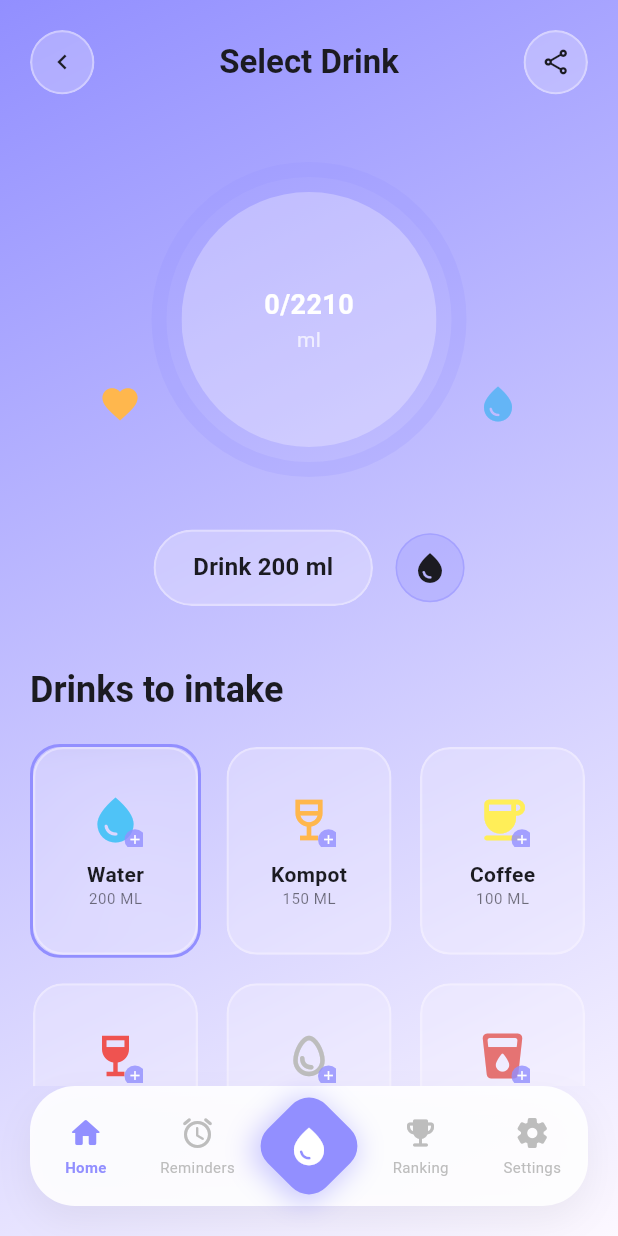
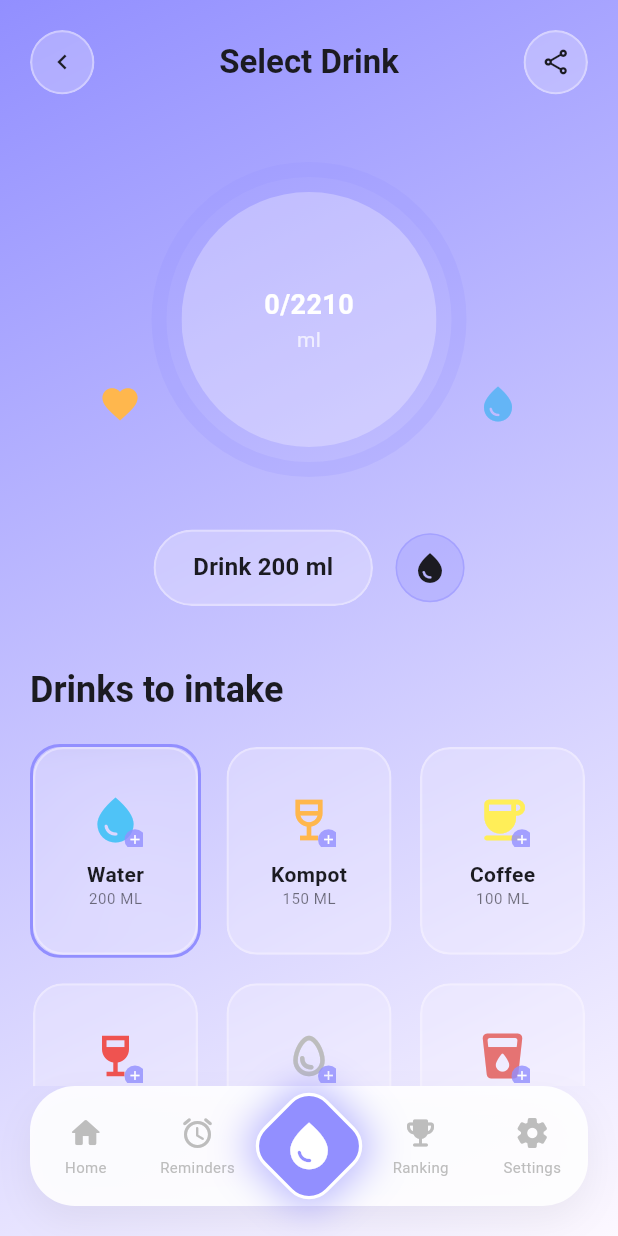
Before and after one commit to michalis-oik/AquaTrackerApp, a Flutter app: the MainScreen screen opened by its route, scrolled down 130 dp, after a tap on the "water drop" icon, on a phone screen of 412 x 824 dp. Run offline on Flutter 3.47's test engine with Material 3 defaults, Android fonts, the phone set to English and light mode, and no system bars; drawn by our look-alikes of fl_chart, percent_indicator; our stand-ins replace firebase_auth, firebase_core, google_sign_in; accounts and stored records are empty; network calls fail.

Commit message:
updated bottom navbar with animation

```diff
--- a/lib/pages/main_screen.dart
+++ b/lib/pages/main_screen.dart
@@ -16,6 +16,7 @@ class MainScreen extends StatefulWidget {
 
 class _MainScreenState extends State<MainScreen> {
   int _selectedIndex = 0;
+  int _previousIndex = 0;
   bool _isDrinkSelectionOpen = false;
 
   // Shared state for the app
@@ -45,11 +46,13 @@ class _MainScreenState extends State<MainScreen> {
 
   void _toggleDrinkSelection() {
     setState(() {
-      _isDrinkSelectionOpen = !_isDrinkSelectionOpen;
-      if (_isDrinkSelectionOpen) {
+      if (!_isDrinkSelectionOpen) {
+        _previousIndex = _selectedIndex;
+        _isDrinkSelectionOpen = true;
         _selectedIndex = 2;
       } else {
-        _selectedIndex = 0;
+        _isDrinkSelectionOpen = false;
+        _selectedIndex = _previousIndex;
       }
     });
   }
@@ -174,7 +177,7 @@ class _MainScreenState extends State<MainScreen> {
   }
 
   Widget _buildNavItem(int index, IconData icon, String label) {
-    final isSelected = (_selectedIndex == index && !_isDrinkSelectionOpen) || (index == 0 && _isDrinkSelectionOpen);
+    final isSelected = _selectedIndex == index && !_isDrinkSelectionOpen;
     final colorScheme = Theme.of(context).colorScheme;
 
     return GestureDetector(
@@ -202,33 +205,44 @@ class _MainScreenState extends State<MainScreen> {
   }
 
   Widget _buildCenterActionItem() {
+    final bool isActive = _isDrinkSelectionOpen;
+    final colorScheme = Theme.of(context).colorScheme;
+
     return GestureDetector(
       onTap: _toggleDrinkSelection,
       child: Center(
+        child: AnimatedContainer(
+          duration: const Duration(milliseconds: 200),
+          transform: isActive ? (Matrix4.identity()..scale(1.1)) : Matrix4.identity(),
+          transformAlignment: Alignment.center,
           child: Transform.rotate(
             angle: 0.785398, // 45 degrees
             child: Container(
               width: 55,
               height: 55,
               decoration: BoxDecoration(
-              color: const Color(0xFF928FFF),
+                color: isActive ? colorScheme.primary : const Color(0xFF928FFF),
                 borderRadius: BorderRadius.circular(16),
+                border: isActive
+                    ? Border.all(color: Colors.white, width: 2)
+                    : Border.all(color: Colors.white.withOpacity(0.2), width: 1),
                 boxShadow: [
                   BoxShadow(
-                  color: const Color(0xFF928FFF).withAlpha(120),
-                  blurRadius: 15,
-                  spreadRadius: 2,
-                  offset: const Offset(0, 4),
+                    color: (isActive ? colorScheme.primary : const Color(0xFF928FFF)).withAlpha(isActive ? 160 : 120),
+                    blurRadius: isActive ? 20 : 15,
+                    spreadRadius: isActive ? 4 : 2,
+                    offset: isActive ? const Offset(0, 0) : const Offset(0, 4),
                   ),
                 ],
               ),
               child: Center(
                 child: Transform.rotate(
                   angle: -0.785398,
-                child: const Icon(
+                  child: Icon(
                     Icons.water_drop,
                     color: Colors.white,
-                  size: 30,
+                    size: isActive ? 34 : 30,
+                  ),
                 ),
               ),
             ),
```
Lines whose indentation alone changed are shown as unchanged.
